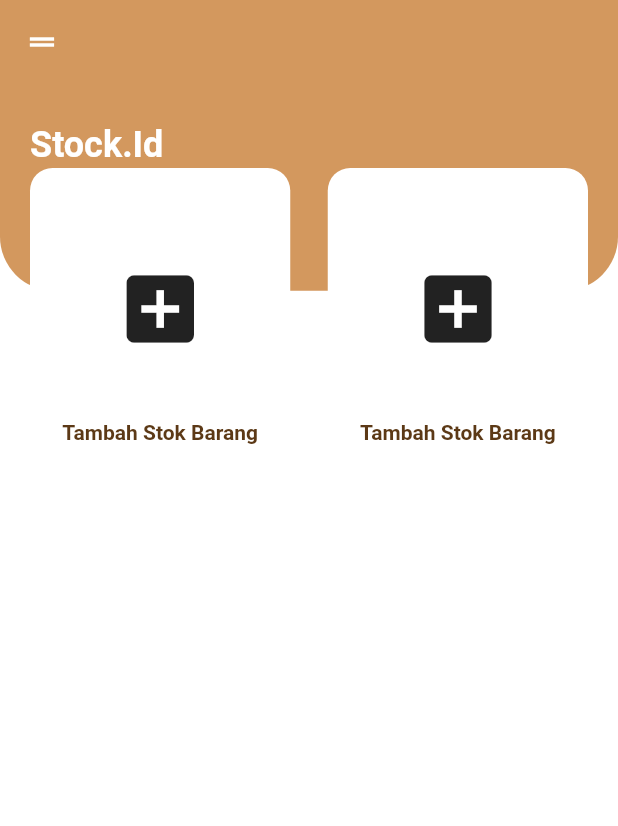
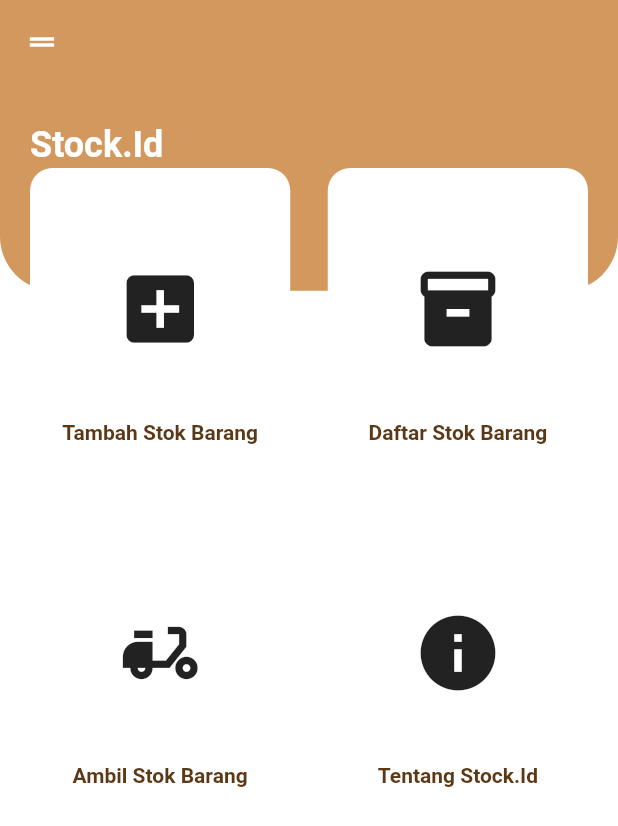
Before and after one commit to atika1004/Project_stock, a Flutter app: the screen it shows after launch, on a phone screen of 412 x 824 dp. Shown: the top 826 px of the screen. Run offline on Flutter 3.47's test engine with Material 2 defaults, Android fonts, the phone set to English and light mode, and no system bars.

Commit message:
pembuatan daftar menu home

```diff
--- a/stock_id/lib/screens/components/body.dart
+++ b/stock_id/lib/screens/components/body.dart
@@ -18,8 +18,22 @@ class Body extends StatelessWidget {
                     crossAxisSpacing: 25,
                     mainAxisSpacing: 25,
                     children: <Widget>[
-                      HomeMenu(),
-                      HomeMenu(),
+                      HomeMenu(
+                        title: "Tambah Stok Barang",
+                        iconSrc: Icons.add_box,
+                      ),
+                      HomeMenu(
+                        title: "Daftar Stok Barang",
+                        iconSrc: Icons.inventory,
+                      ),
+                      HomeMenu(
+                        title: "Ambil Stok Barang",
+                        iconSrc: Icons.delivery_dining,
+                      ),
+                      HomeMenu(
+                        title: "Tentang Stock.Id",
+                        iconSrc: Icons.info,
+                      ),
                     ],
                   ),
               ),
@@ -30,8 +44,12 @@ class Body extends StatelessWidget {
 }
 
 class HomeMenu extends StatelessWidget {
+  final IconData iconSrc;
+  final String title;
   const HomeMenu({
     Key key,
+    this.iconSrc,
+    this.title,
   }) : super(key: key);
 
   @override
@@ -45,10 +63,10 @@ class HomeMenu extends StatelessWidget {
       child: Column(
         children: <Widget>[
           Spacer(),
-          Icon(Icons.add_box, size: 60,),
+          Icon(iconSrc, size: 60,),
           Spacer(),
           Text(
-            "Tambah Stok Barang",
+            title,
             textAlign: TextAlign.center,
             style: TextStyle(
               fontWeight: FontWeight.bold,
```
